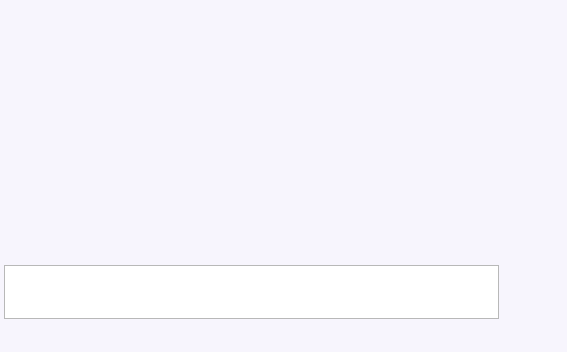
The window that share/skins/default/chat.ui (itds-consulting/yate) describes before a commit, drawn with Qt 5.
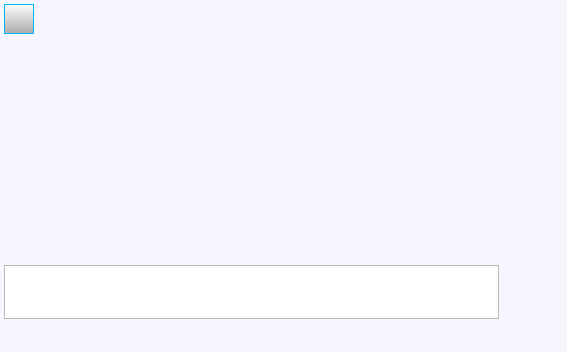
The same window after the commit. Icons and pictures are not drawn.

Commit message: Changed muc invite image and button in chat.

What changed in the file:
```diff
--- a/share/skins/default/chat.ui
+++ b/share/skins/default/chat.ui
@@ -68,6 +68,25 @@
          <height>30</height>
         </size>
        </property>
+       <property name="styleSheet" >
+        <string>QToolButton {
+  border: 1px solid #00b4ff;
+  background: qlineargradient(x1: 0, y1: 0, x2: 0, y2: 1, stop: 0 #ffffff, stop: 1 #aaaaaa);
+}
+QToolButton:hover {
+  background: qlineargradient(x1: 0, y1: 0, x2: 0, y2: 1, stop: 0 #aaaaaa, stop: 1 #ffffff);
+}
+QToolButton:pressed {
+  background: qlineargradient(x1: 0, y1: 0, x2: 0, y2: 1, stop: 0 #ffffff, stop: 1 #aaaaaa);
+}
+</string>
+       </property>
+       <property name="iconSize" >
+        <size>
+         <width>24</width>
+         <height>24</height>
+        </size>
+       </property>
        <property name="autoRaise" >
         <bool>true</bool>
        </property>
```
Left out of the diff: 14 changed lines with no effect on the pictures. The commit also changes 1 other file.
